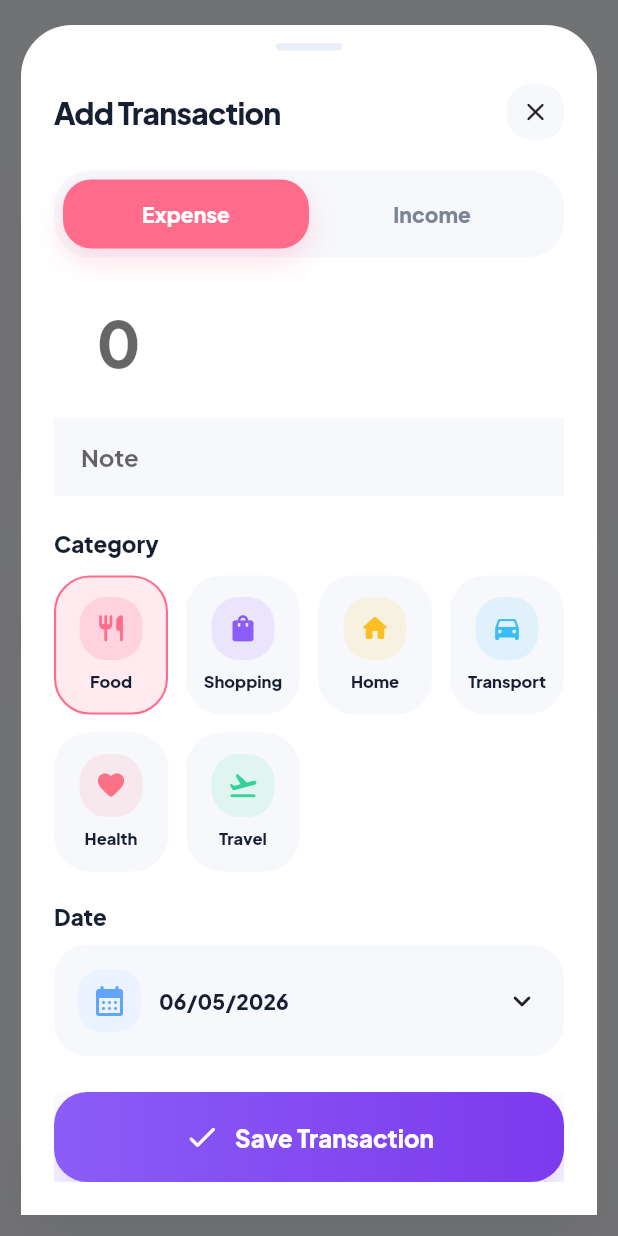
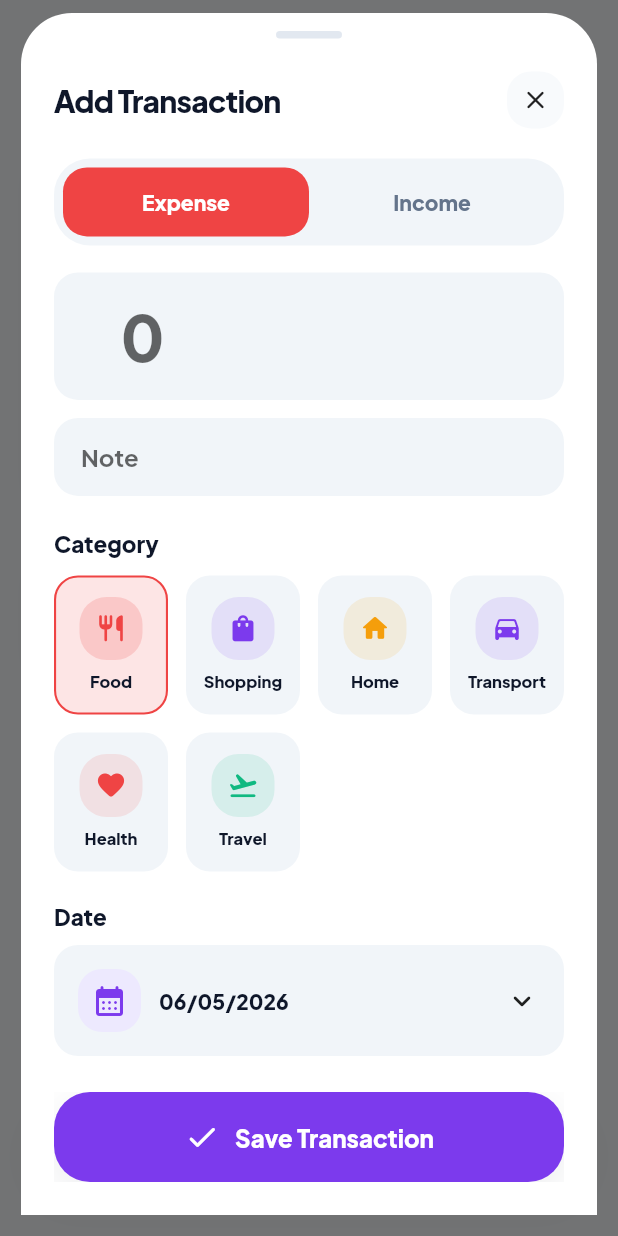
Before and after one commit to nxmtuan/quan-ly-chi-tieu, a Flutter app: the screen it shows after launch, item 3 of the bottom bar chosen, after a tap on the "add" icon, on a phone screen of 412 x 824 dp. Run offline on Flutter 3.47's test engine with Material 3 defaults, Android fonts, the phone set to English and light mode, and no system bars; drawn by our look-alikes of flutter_animate; our stand-ins replace fl_chart, flutter_riverpod, go_router, google_fonts, shared_preferences.

Commit message:
change design system

```diff
--- a/lib/src/core/theme/app_colors.dart
+++ b/lib/src/core/theme/app_colors.dart
@@ -3,18 +3,16 @@ import 'package:flutter/material.dart';
 class AppColors {
   const AppColors._();
 
-  static const background = Color(0xFFF7F8FC);
+  static const primary = Color(0xFF7C3AED);
+  static const primaryLight = Color(0xFFEDE9FE);
+  static const success = Color(0xFF10B981);
+  static const danger = Color(0xFFEF4444);
+  static const warning = Color(0xFFF59E0B);
+  static const background = Color(0xFFF8FAFC);
   static const surface = Colors.white;
-  static const textPrimary = Color(0xFF172033);
-  static const textSecondary = Color(0xFF7B8496);
-  static const lavender = Color(0xFF8B5CF6);
-  static const lavenderLight = Color(0xFFF1ECFF);
-  static const mint = Color(0xFF2DD4BF);
-  static const mintLight = Color(0xFFE8FFFA);
-  static const blue = Color(0xFF60A5FA);
-  static const blueLight = Color(0xFFEAF3FF);
-  static const coral = Color(0xFFFF6B8A);
-  static const coralLight = Color(0xFFFFEEF3);
-  static const yellow = Color(0xFFFBBF24);
-  static const border = Color(0xFFEAEFF7);
+  static const inputBackground = Color(0xFFF1F5F9);
+  static const textPrimary = Color(0xFF0F172A);
+  static const textSecondary = Color(0xFF64748B);
+  static const border = Color(0xFFE2E8F0);
+  static const shadow = Color(0xFF0F172A);
 }
--- a/lib/src/core/theme/app_theme.dart
+++ b/lib/src/core/theme/app_theme.dart
@@ -15,13 +15,13 @@ class AppTheme {
     return ThemeData(
       useMaterial3: false,
       brightness: Brightness.light,
-      primaryColor: AppColors.lavender,
+      primaryColor: AppColors.primary,
       scaffoldBackgroundColor: AppColors.background,
       colorScheme: const ColorScheme.light(
-        primary: AppColors.lavender,
-        secondary: AppColors.mint,
+        primary: AppColors.primary,
+        secondary: AppColors.success,
         surface: AppColors.surface,
-        error: AppColors.coral,
+        error: AppColors.danger,
       ),
       textTheme: textTheme,
       appBarTheme: AppBarTheme(
@@ -34,18 +34,33 @@ class AppTheme {
           fontWeight: FontWeight.w800,
         ),
       ),
-      splashColor: AppColors.lavender.withValues(alpha: 0.08),
-      highlightColor: AppColors.lavender.withValues(alpha: 0.04),
+      splashColor: AppColors.primary.withValues(alpha: 0.08),
+      highlightColor: AppColors.primary.withValues(alpha: 0.04),
       cardTheme: CardThemeData(
         color: AppColors.surface,
         elevation: 0,
         margin: EdgeInsets.zero,
-        shape: RoundedRectangleBorder(borderRadius: BorderRadius.circular(26)),
+        shape: RoundedRectangleBorder(borderRadius: BorderRadius.circular(24)),
       ),
-      inputDecorationTheme: const InputDecorationTheme(
-        border: InputBorder.none,
-        enabledBorder: InputBorder.none,
-        focusedBorder: InputBorder.none,
+      inputDecorationTheme: InputDecorationTheme(
+        filled: true,
+        fillColor: AppColors.inputBackground,
+        contentPadding: const EdgeInsets.symmetric(
+          horizontal: 16,
+          vertical: 16,
+        ),
+        border: OutlineInputBorder(
+          borderRadius: BorderRadius.circular(16),
+          borderSide: BorderSide.none,
+        ),
+        enabledBorder: OutlineInputBorder(
+          borderRadius: BorderRadius.circular(16),
+          borderSide: BorderSide.none,
+        ),
+        focusedBorder: OutlineInputBorder(
+          borderRadius: BorderRadius.circular(16),
+          borderSide: const BorderSide(color: AppColors.primary, width: 1.5),
+        ),
       ),
       bottomSheetTheme: const BottomSheetThemeData(
         backgroundColor: Colors.transparent,
--- a/lib/src/core/widgets/flat_card.dart
+++ b/lib/src/core/widgets/flat_card.dart
@@ -7,7 +7,7 @@ class FlatCard extends StatelessWidget {
     super.key,
     required this.child,
     this.padding = const EdgeInsets.all(20),
-    this.radius = 26,
+    this.radius = 24,
     this.color = AppColors.surface,
   });
 
@@ -25,9 +25,9 @@ class FlatCard extends StatelessWidget {
         borderRadius: BorderRadius.circular(radius),
         boxShadow: [
           BoxShadow(
-            color: const Color(0xFF64748B).withValues(alpha: 0.08),
-            blurRadius: 28,
-            offset: const Offset(0, 14),
+            color: AppColors.shadow.withValues(alpha: 0.05),
+            blurRadius: 12,
+            offset: const Offset(0, 4),
           ),
         ],
       ),
--- a/lib/src/core/widgets/gradient_button.dart
+++ b/lib/src/core/widgets/gradient_button.dart
@@ -20,20 +20,18 @@ class GradientButton extends StatelessWidget {
       color: Colors.transparent,
       child: InkWell(
         onTap: onTap,
-        borderRadius: BorderRadius.circular(22),
+        borderRadius: BorderRadius.circular(24),
         child: Ink(
           width: double.infinity,
           padding: const EdgeInsets.symmetric(vertical: 18),
           decoration: BoxDecoration(
-            borderRadius: BorderRadius.circular(22),
-            gradient: const LinearGradient(
-              colors: [AppColors.lavender, Color(0xFF7C3AED)],
-            ),
+            color: AppColors.primary,
+            borderRadius: BorderRadius.circular(24),
             boxShadow: [
               BoxShadow(
-                color: AppColors.lavender.withValues(alpha: 0.3),
+                color: AppColors.shadow.withValues(alpha: 0.08),
                 blurRadius: 24,
-                offset: const Offset(0, 12),
+                offset: const Offset(0, 8),
               ),
             ],
           ),
--- a/lib/src/features/home/home_dashboard_screen.dart
+++ b/lib/src/features/home/home_dashboard_screen.dart
@@ -55,11 +55,9 @@ class HomeScreen extends ConsumerWidget {
                             borderRadius: BorderRadius.circular(18),
                             boxShadow: [
                               BoxShadow(
-                                color: const Color(
-                                  0xFF64748B,
-                                ).withValues(alpha: 0.1),
-                                blurRadius: 20,
-                                offset: const Offset(0, 10),
+                                color: AppColors.shadow.withValues(alpha: 0.05),
+                                blurRadius: 12,
+                                offset: const Offset(0, 4),
                               ),
                             ],
                           ),
--- a/lib/src/features/home/widgets/recent_transactions.dart
+++ b/lib/src/features/home/widgets/recent_transactions.dart
@@ -32,7 +32,7 @@ class RecentTransactions extends ConsumerWidget {
             Text(
               'See all',
               style: Theme.of(context).textTheme.bodyMedium?.copyWith(
-                color: AppColors.lavender,
+                color: AppColors.primary,
                 fontWeight: FontWeight.w800,
               ),
             ),
@@ -73,7 +73,7 @@ class _TransactionRow extends StatelessWidget {
 
   @override
   Widget build(BuildContext context) {
-    final color = transaction.isExpense ? AppColors.coral : AppColors.mint;
+    final color = transaction.isExpense ? AppColors.danger : AppColors.success;
     final sign = transaction.isExpense ? '-' : '+';
 
     return FlatCard(
--- a/lib/src/features/home/widgets/summary_card.dart
+++ b/lib/src/features/home/widgets/summary_card.dart
@@ -14,17 +14,13 @@ class SummaryCard extends StatelessWidget {
     return Container(
       padding: const EdgeInsets.all(26),
       decoration: BoxDecoration(
-        borderRadius: BorderRadius.circular(30),
-        gradient: const LinearGradient(
-          begin: Alignment.topLeft,
-          end: Alignment.bottomRight,
-          colors: [AppColors.lavender, Color(0xFF6D5DFB)],
-        ),
+        color: AppColors.primary,
+        borderRadius: BorderRadius.circular(24),
         boxShadow: [
           BoxShadow(
-            color: AppColors.lavender.withValues(alpha: 0.28),
-            blurRadius: 34,
-            offset: const Offset(0, 18),
+            color: AppColors.shadow.withValues(alpha: 0.08),
+            blurRadius: 24,
+            offset: const Offset(0, 8),
           ),
         ],
       ),
@@ -36,7 +32,7 @@ class SummaryCard extends StatelessWidget {
             style: TextStyle(
               color: Colors.white70,
               fontSize: 14,
-              fontWeight: FontWeight.w700,
+              fontWeight: FontWeight.w400,
             ),
           ),
           const SizedBox(height: 10),
@@ -44,8 +40,8 @@ class SummaryCard extends StatelessWidget {
             formatCurrency(summary.balance),
             style: const TextStyle(
               color: Colors.white,
-              fontSize: 34,
-              fontWeight: FontWeight.w900,
+              fontSize: 32,
+              fontWeight: FontWeight.w700,
               letterSpacing: -1,
             ),
           ),
@@ -57,7 +53,7 @@ class SummaryCard extends StatelessWidget {
                   icon: Icons.arrow_downward_rounded,
                   label: 'Income',
                   amount: summary.income,
-                  color: AppColors.mint,
+                  color: AppColors.success,
                 ),
               ),
               const SizedBox(width: 12),
@@ -66,7 +62,7 @@ class SummaryCard extends StatelessWidget {
                   icon: Icons.arrow_upward_rounded,
                   label: 'Expense',
                   amount: summary.expense,
-                  color: AppColors.coral,
+                  color: AppColors.danger,
                 ),
               ),
             ],
@@ -96,7 +92,7 @@ class _MetricPill extends StatelessWidget {
       padding: const EdgeInsets.all(14),
       decoration: BoxDecoration(
         color: Colors.white.withValues(alpha: 0.15),
-        borderRadius: BorderRadius.circular(22),
+        borderRadius: BorderRadius.circular(16),
         border: Border.all(color: Colors.white.withValues(alpha: 0.16)),
       ),
       child: Row(
@@ -106,7 +102,7 @@ class _MetricPill extends StatelessWidget {
             height: 34,
             decoration: BoxDecoration(
               color: color.withValues(alpha: 0.22),
-              borderRadius: BorderRadius.circular(14),
+              borderRadius: BorderRadius.circular(16),
             ),
             child: Icon(icon, size: 18, color: Colors.white),
           ),
@@ -120,7 +116,7 @@ class _MetricPill extends StatelessWidget {
                   style: const TextStyle(
                     color: Colors.white70,
                     fontSize: 12,
-                    fontWeight: FontWeight.w700,
+                    fontWeight: FontWeight.w500,
                   ),
                 ),
                 const SizedBox(height: 4),
--- a/lib/src/features/settings/settings_screen.dart
+++ b/lib/src/features/settings/settings_screen.dart
@@ -34,20 +34,20 @@ class SettingsScreen extends ConsumerWidget {
             ),
             const SizedBox(height: 24),
             FlatCard(
-              radius: 30,
+              radius: 24,
               padding: const EdgeInsets.all(10),
               child: Column(
                 children: [
                   _SettingsRow(
                     icon: Icons.dark_mode_rounded,
-                    iconColor: AppColors.lavender,
+                    iconColor: AppColors.primary,
                     title: 'Theme Toggle',
                     subtitle: themeEnabled
                         ? 'Dark mode prepared'
                         : 'Light mode active',
                     trailing: CupertinoSwitch(
                       value: themeEnabled,
-                      activeTrackColor: AppColors.lavender,
+                      activeTrackColor: AppColors.primary,
                       onChanged: (value) {
                         ref
                             .read(themeToggleProvider.notifier)
@@ -58,7 +58,7 @@ class SettingsScreen extends ConsumerWidget {
                   const _DividerIndent(),
                   _SettingsRow(
                     icon: Icons.category_rounded,
-                    iconColor: AppColors.mint,
+                    iconColor: AppColors.success,
                     title: 'Manage Categories',
                     subtitle: 'Edit income and expense groups',
                     trailing: const Icon(
@@ -70,7 +70,7 @@ class SettingsScreen extends ConsumerWidget {
                   const _DividerIndent(),
                   _SettingsRow(
                     icon: Icons.ios_share_rounded,
-                    iconColor: AppColors.blue,
+                    iconColor: AppColors.primary,
                     title: 'Export Data',
                     subtitle: 'Download your transactions',
                     trailing: const Icon(
@@ -84,8 +84,8 @@ class SettingsScreen extends ConsumerWidget {
             ),
             const SizedBox(height: 24),
             FlatCard(
-              radius: 28,
-              color: AppColors.lavenderLight,
+              radius: 24,
+              color: AppColors.primaryLight,
               child: Row(
                 children: [
                   Container(
@@ -93,11 +93,11 @@ class SettingsScreen extends ConsumerWidget {
                     height: 52,
                     decoration: BoxDecoration(
                       color: Colors.white.withValues(alpha: 0.85),
-                      borderRadius: BorderRadius.circular(20),
+                      borderRadius: BorderRadius.circular(16),
                     ),
                     child: const Icon(
                       Icons.tips_and_updates_rounded,
-                      color: AppColors.lavender,
+                      color: AppColors.primary,
                     ),
                   ),
                   const SizedBox(width: 14),
--- a/lib/src/features/shell/app_shell.dart
+++ b/lib/src/features/shell/app_shell.dart
@@ -78,22 +78,18 @@ class _AddTransactionButton extends StatelessWidget {
       color: Colors.transparent,
       child: InkWell(
         onTap: onTap,
-        borderRadius: BorderRadius.circular(24),
+        borderRadius: BorderRadius.circular(999),
         child: Ink(
           width: 64,
           height: 64,
           decoration: BoxDecoration(
-            borderRadius: BorderRadius.circular(24),
-            gradient: const LinearGradient(
-              colors: [AppColors.mint, AppColors.lavender],
-              begin: Alignment.topLeft,
-              end: Alignment.bottomRight,
-            ),
+            color: AppColors.primary,
+            borderRadius: BorderRadius.circular(999),
             boxShadow: [
               BoxShadow(
-                color: AppColors.lavender.withValues(alpha: 0.28),
-                blurRadius: 26,
-                offset: const Offset(0, 14),
+                color: AppColors.shadow.withValues(alpha: 0.08),
+                blurRadius: 24,
+                offset: const Offset(0, 8),
               ),
             ],
           ),
--- a/lib/src/features/shell/custom_bottom_nav_bar.dart
+++ b/lib/src/features/shell/custom_bottom_nav_bar.dart
@@ -25,13 +25,13 @@ class CustomBottomNavBar extends StatelessWidget {
       margin: const EdgeInsets.fromLTRB(20, 0, 20, 16),
       padding: const EdgeInsets.all(8),
       decoration: BoxDecoration(
-        color: Colors.white,
-        borderRadius: BorderRadius.circular(28),
+        color: AppColors.surface,
+        borderRadius: BorderRadius.circular(32),
         boxShadow: [
           BoxShadow(
-            color: const Color(0xFF64748B).withValues(alpha: 0.12),
-            blurRadius: 30,
-            offset: const Offset(0, 16),
+            color: AppColors.shadow.withValues(alpha: 0.04),
+            blurRadius: 16,
+            offset: const Offset(0, -4),
           ),
         ],
       ),
@@ -75,20 +75,20 @@ class _NavButton extends StatelessWidget {
   Widget build(BuildContext context) {
     return InkWell(
       onTap: onTap,
-      borderRadius: BorderRadius.circular(22),
+      borderRadius: BorderRadius.circular(24),
       child: AnimatedContainer(
         duration: const Duration(milliseconds: 220),
         padding: const EdgeInsets.symmetric(vertical: 14),
         decoration: BoxDecoration(
-          color: selected ? AppColors.lavenderLight : Colors.transparent,
-          borderRadius: BorderRadius.circular(22),
+          color: selected ? AppColors.primaryLight : Colors.transparent,
+          borderRadius: BorderRadius.circular(999),
         ),
         child: Row(
           mainAxisAlignment: MainAxisAlignment.center,
           children: [
             Icon(
               item.icon,
-              color: selected ? AppColors.lavender : AppColors.textSecondary,
+              color: selected ? AppColors.primary : AppColors.textSecondary,
               size: 22,
             ),
             if (selected) ...[
@@ -98,7 +98,7 @@ class _NavButton extends StatelessWidget {
                   item.label,
                   overflow: TextOverflow.ellipsis,
                   style: const TextStyle(
-                    color: AppColors.lavender,
+                    color: AppColors.primary,
                     fontWeight: FontWeight.w800,
                   ),
                 ),
--- a/lib/src/features/statistics/statistics_screen.dart
+++ b/lib/src/features/statistics/statistics_screen.dart
@@ -57,7 +57,7 @@ class _StatisticsScreenState extends ConsumerState<StatisticsScreen> {
             ),
             const SizedBox(height: 22),
             FlatCard(
-              radius: 30,
+              radius: 24,
               padding: const EdgeInsets.all(22),
               child: Column(
                 children: [
@@ -74,7 +74,7 @@ class _StatisticsScreenState extends ConsumerState<StatisticsScreen> {
                       Text(
                         formatCurrency(totalExpense),
                         style: const TextStyle(
-                          color: AppColors.coral,
+                          color: AppColors.danger,
                           fontWeight: FontWeight.w900,
                         ),
                       ),
@@ -225,7 +225,7 @@ class _RangeSelector extends StatelessWidget {
                   padding: const EdgeInsets.symmetric(vertical: 13),
                   decoration: BoxDecoration(
                     color: selectedRange == range
-                        ? AppColors.lavender
+                        ? AppColors.primary
                         : Colors.transparent,
                     borderRadius: BorderRadius.circular(18),
                   ),
--- a/lib/src/features/transactions/add_transaction_sheet.dart
+++ b/lib/src/features/transactions/add_transaction_sheet.dart
@@ -148,13 +148,13 @@ class _AddTransactionSheetState extends ConsumerState<AddTransactionSheet> {
                         decoration: InputDecoration(
                           hintText: 'Note',
                           filled: true,
-                          fillColor: AppColors.background,
+                          fillColor: AppColors.inputBackground,
                           contentPadding: const EdgeInsets.symmetric(
                             horizontal: 18,
                             vertical: 16,
                           ),
                           border: OutlineInputBorder(
-                            borderRadius: BorderRadius.circular(20),
+                            borderRadius: BorderRadius.circular(16),
                             borderSide: BorderSide.none,
                           ),
                         ),
@@ -265,7 +265,7 @@ class _TypeToggle extends StatelessWidget {
     return Container(
       padding: const EdgeInsets.all(6),
       decoration: BoxDecoration(
-        color: AppColors.background,
+        color: AppColors.inputBackground,
         borderRadius: BorderRadius.circular(24),
       ),
       child: Row(
@@ -274,7 +274,7 @@ class _TypeToggle extends StatelessWidget {
             child: _TypeButton(
               label: 'Expense',
               selected: type == TransactionType.expense,
-              color: AppColors.coral,
+              color: AppColors.danger,
               onTap: () => onChanged(TransactionType.expense),
             ),
           ),
@@ -282,7 +282,7 @@ class _TypeToggle extends StatelessWidget {
             child: _TypeButton(
               label: 'Income',
               selected: type == TransactionType.income,
-              color: AppColors.mint,
+              color: AppColors.success,
               onTap: () => onChanged(TransactionType.income),
             ),
           ),
@@ -309,22 +309,13 @@ class _TypeButton extends StatelessWidget {
   Widget build(BuildContext context) {
     return InkWell(
       onTap: onTap,
-      borderRadius: BorderRadius.circular(19),
+      borderRadius: BorderRadius.circular(16),
       child: AnimatedContainer(
         duration: const Duration(milliseconds: 180),
         padding: const EdgeInsets.symmetric(vertical: 14),
         decoration: BoxDecoration(
           color: selected ? color : Colors.transparent,
-          borderRadius: BorderRadius.circular(19),
-          boxShadow: selected
-              ? [
-                  BoxShadow(
-                    color: color.withValues(alpha: 0.22),
-                    blurRadius: 16,
-                    offset: const Offset(0, 8),
-                  ),
-                ]
-              : null,
+          borderRadius: BorderRadius.circular(16),
         ),
         child: Text(
           label,
@@ -372,15 +363,15 @@ class _CategoryButton extends StatelessWidget {
   Widget build(BuildContext context) {
     return InkWell(
       onTap: onTap,
-      borderRadius: BorderRadius.circular(24),
+      borderRadius: BorderRadius.circular(16),
       child: AnimatedContainer(
         duration: const Duration(milliseconds: 180),
         padding: const EdgeInsets.all(8),
         decoration: BoxDecoration(
           color: selected
               ? category.color.withValues(alpha: 0.14)
-              : AppColors.background,
-          borderRadius: BorderRadius.circular(24),
+              : AppColors.inputBackground,
+          borderRadius: BorderRadius.circular(16),
           border: Border.all(
             color: selected ? category.color : Colors.transparent,
             width: 1.4,
@@ -426,12 +417,12 @@ class _DateTrigger extends StatelessWidget {
   Widget build(BuildContext context) {
     return InkWell(
       onTap: onTap,
-      borderRadius: BorderRadius.circular(22),
+      borderRadius: BorderRadius.circular(16),
       child: Container(
         padding: const EdgeInsets.symmetric(horizontal: 16, vertical: 16),
         decoration: BoxDecoration(
-          color: AppColors.background,
-          borderRadius: BorderRadius.circular(22),
+          color: AppColors.inputBackground,
+          borderRadius: BorderRadius.circular(16),
         ),
         child: Row(
           children: [
@@ -439,12 +430,12 @@ class _DateTrigger extends StatelessWidget {
               width: 42,
               height: 42,
               decoration: BoxDecoration(
-                color: AppColors.blueLight,
+                color: AppColors.primaryLight,
                 borderRadius: BorderRadius.circular(16),
               ),
               child: const Icon(
                 Icons.calendar_month_rounded,
-                color: AppColors.blue,
+                color: AppColors.primary,
               ),
             ),
             const SizedBox(width: 12),
--- a/lib/src/providers/category_provider.dart
+++ b/lib/src/providers/category_provider.dart
@@ -10,56 +10,56 @@ final categoriesProvider = Provider<List<Category>>((ref) {
       id: 'salary',
       name: 'Salary',
       iconData: Icons.payments_rounded,
-      colorHex: 0xFF2DD4BF,
+      colorHex: 0xFF10B981,
       type: TransactionType.income,
     ),
     Category(
       id: 'freelance',
       name: 'Freelance',
       iconData: Icons.laptop_mac_rounded,
-      colorHex: 0xFF60A5FA,
+      colorHex: 0xFF7C3AED,
       type: TransactionType.income,
     ),
     Category(
       id: 'food',
       name: 'Food',
       iconData: Icons.restaurant_rounded,
-      colorHex: 0xFFFF6B8A,
+      colorHex: 0xFFEF4444,
       type: TransactionType.expense,
     ),
     Category(
       id: 'shopping',
       name: 'Shopping',
       iconData: Icons.shopping_bag_rounded,
-      colorHex: 0xFF8B5CF6,
+      colorHex: 0xFF7C3AED,
       type: TransactionType.expense,
     ),
     Category(
       id: 'home',
       name: 'Home',
       iconData: Icons.home_rounded,
-      colorHex: 0xFFFBBF24,
+      colorHex: 0xFFF59E0B,
       type: TransactionType.expense,
     ),
     Category(
       id: 'transport',
       name: 'Transport',
       iconData: Icons.directions_car_rounded,
-      colorHex: 0xFF38BDF8,
+      colorHex: 0xFF7C3AED,
       type: TransactionType.expense,
     ),
     Category(
       id: 'health',
       name: 'Health',
       iconData: Icons.favorite_rounded,
-      colorHex: 0xFFFB7185,
+      colorHex: 0xFFEF4444,
       type: TransactionType.expense,
     ),
     Category(
       id: 'travel',
       name: 'Travel',
       iconData: Icons.flight_takeoff_rounded,
-      colorHex: 0xFF34D399,
+      colorHex: 0xFF10B981,
       type: TransactionType.expense,
     ),
   ];
```
